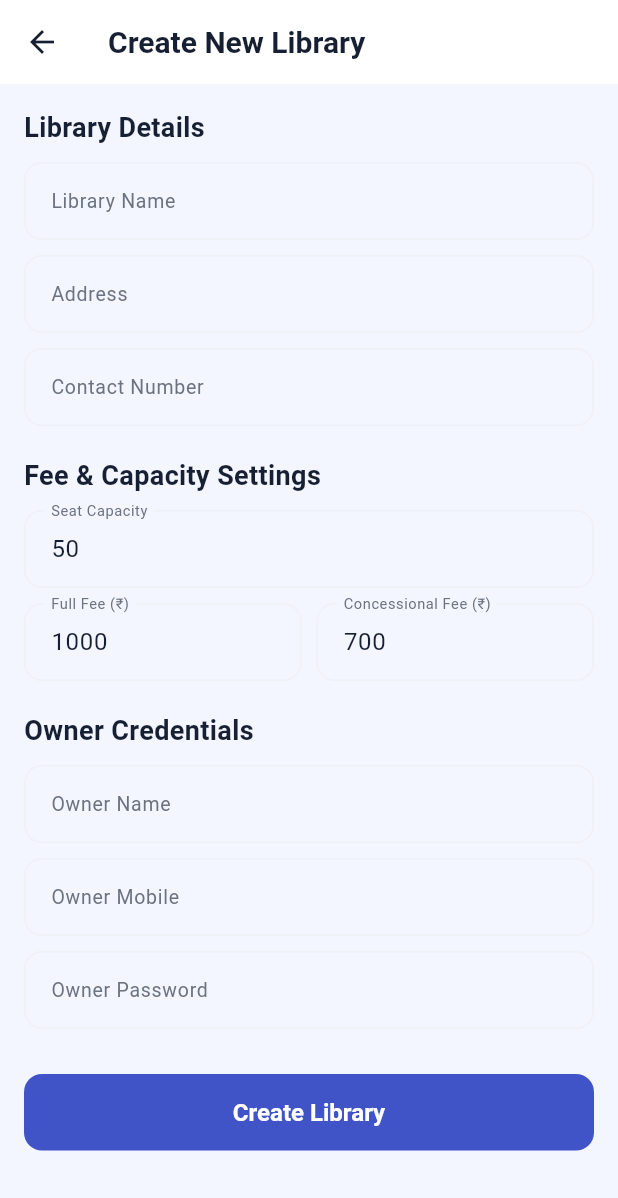
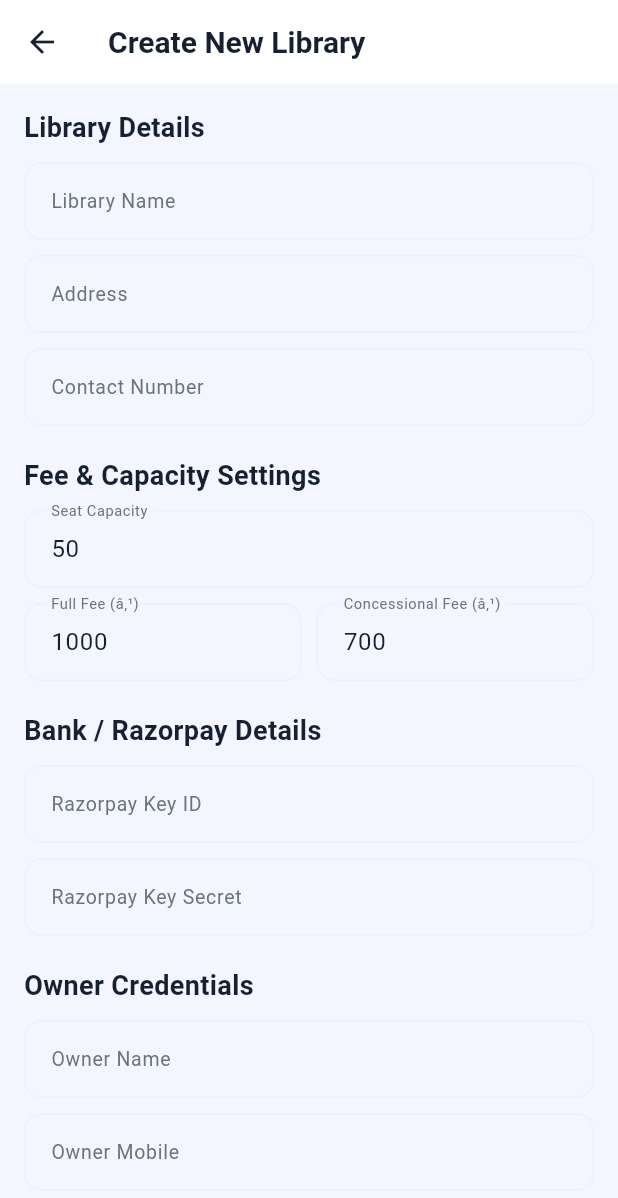
Before and after one commit to ravirajedesai/Reading-room-management-frontend, a Flutter app: the CreateLibraryPage screen opened directly, on a phone screen of 412 x 824 dp. Shown: the top 1198 px of the screen. Run offline on Flutter 3.47's test engine with Material 3 defaults, Android fonts, the phone set to English and light mode, and no system bars; our stand-ins replace firebase_core, firebase_messaging, pdf, printing, shared_preferences; missing offline and left inert: mobile_scanner, razorpay_flutter; accounts and stored records are empty.

Commit message:
feat: Add Razorpay inputs to Create Library form

```diff
--- a/lib/screens/create_library_page.dart
+++ b/lib/screens/create_library_page.dart
@@ -18,6 +18,8 @@ class _CreateLibraryPageState extends State<CreateLibraryPage> {
   int seatCapacity = 50;
   double fullFee = 1000.0;
   double concessionalFee = 700.0;
+  String razorpayKeyId = '';
+  String razorpayKeySecret = '';
 
   bool _isLoading = false;
 
@@ -40,6 +42,8 @@ class _CreateLibraryPageState extends State<CreateLibraryPage> {
         "seatCapacity": seatCapacity,
         "fullFee": fullFee,
         "concessionalFee": concessionalFee,
+        "razorpayKeyId": razorpayKeyId,
+        "razorpayKeySecret": razorpayKeySecret,
       });
 
       ScaffoldMessenger.of(context).showSnackBar(
@@ -112,7 +116,7 @@ class _CreateLibraryPageState extends State<CreateLibraryPage> {
                       children: [
                         Expanded(
                           child: TextFormField(
-                            decoration: InputDecoration(labelText: 'Full Fee (₹)', border: OutlineInputBorder()),
+                            decoration: InputDecoration(labelText: 'Full Fee (â‚¹)', border: OutlineInputBorder()),
                             keyboardType: TextInputType.number,
                             initialValue: '1000',
                             validator: (v) => v!.isEmpty ? 'Required' : null,
@@ -122,7 +126,7 @@ class _CreateLibraryPageState extends State<CreateLibraryPage> {
                         SizedBox(width: 10),
                         Expanded(
                           child: TextFormField(
-                            decoration: InputDecoration(labelText: 'Concessional Fee (₹)', border: OutlineInputBorder()),
+                            decoration: InputDecoration(labelText: 'Concessional Fee (â‚¹)', border: OutlineInputBorder()),
                             keyboardType: TextInputType.number,
                             initialValue: '700',
                             validator: (v) => v!.isEmpty ? 'Required' : null,
@@ -130,6 +134,21 @@ class _CreateLibraryPageState extends State<CreateLibraryPage> {
                           ),
                         ),
                       ],
+                    ),
+                                        SizedBox(height: 20),
+                    Text('Bank / Razorpay Details', style: TextStyle(fontSize: 18, fontWeight: FontWeight.bold)),
+                    SizedBox(height: 10),
+                    TextFormField(
+                      decoration: InputDecoration(labelText: 'Razorpay Key ID', border: OutlineInputBorder()),
+                      validator: (v) => v!.isEmpty ? 'Required' : null,
+                      onSaved: (v) => razorpayKeyId = v!,
+                    ),
+                    SizedBox(height: 10),
+                    TextFormField(
+                      decoration: InputDecoration(labelText: 'Razorpay Key Secret', border: OutlineInputBorder()),
+                      obscureText: true,
+                      validator: (v) => v!.isEmpty ? 'Required' : null,
+                      onSaved: (v) => razorpayKeySecret = v!,
                     ),
                     SizedBox(height: 20),
                     Text('Owner Credentials', style: TextStyle(fontSize: 18, fontWeight: FontWeight.bold)),
```
